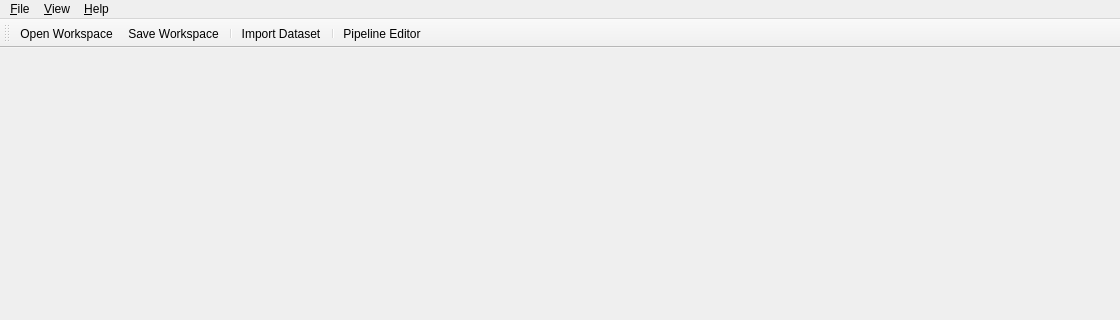
TSE-Systems/tse-analytics, file tse_analytics/views/main_window.ui: the form before one commit; both pictures show x 0 to 1120 and y 0 to 320 of the 1120 by 754 pixel window.
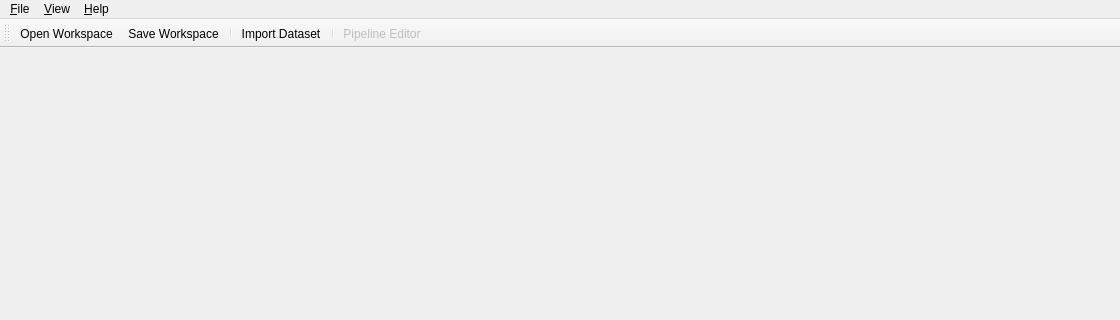
The form after the commit. Icons and pictures are not drawn.

What changed in the file:
```diff
--- a/tse_analytics/views/main_window.ui
+++ b/tse_analytics/views/main_window.ui
@@ -219,6 +219,9 @@
    </property>
   </action>
   <action name="actionPipelineEditor">
+   <property name="enabled">
+    <bool>false</bool>
+   </property>
    <property name="icon">
     <iconset resource="../../resources/resources.qrc">
      <normaloff>:/icons/icons8-genealogy-16.png</normaloff>:/icons/icons8-genealogy-16.png</iconset>
```
